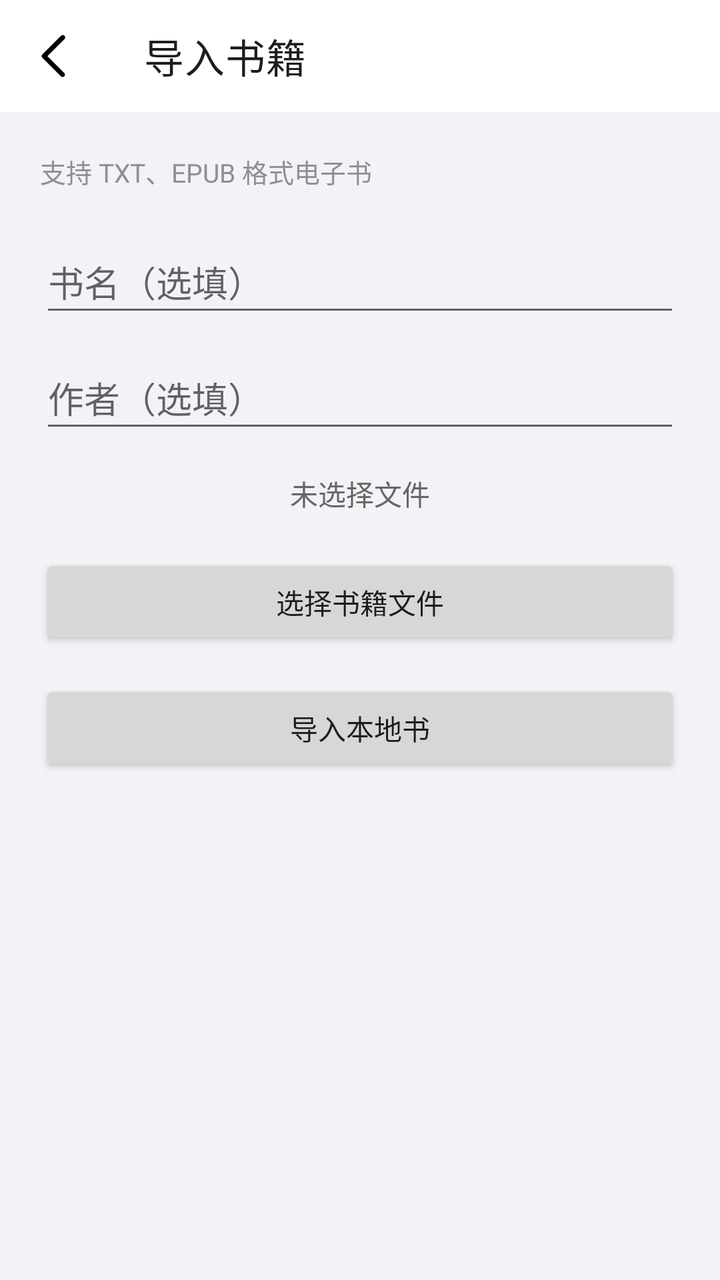
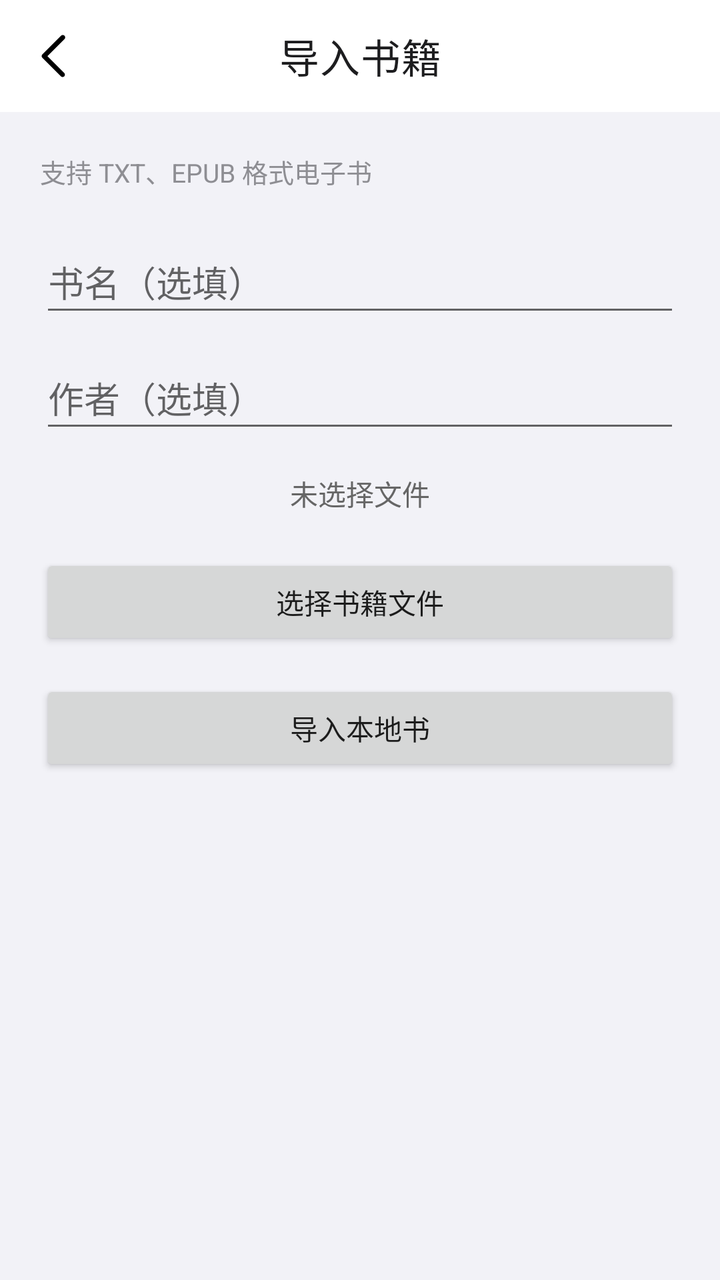

Screens rendered from an Android XML layout before and after an edit, with the pre-edit source and the edit as a unified diff.
<!-- AndroidManifest.xml: application theme Theme.MyApp -->
<!-- res/layout/activity_upload_book.xml -->
<?xml version="1.0" encoding="utf-8"?>
<LinearLayout xmlns:android="http://schemas.android.com/apk/res/android"
    xmlns:app="http://schemas.android.com/apk/res-auto"
    android:layout_width="match_parent"
    android:layout_height="match_parent"
    android:orientation="vertical"
    android:background="?android:attr/windowBackground">

    
    <androidx.appcompat.widget.Toolbar
        android:id="@+id/toolbar_back"
        android:layout_width="match_parent"
        android:layout_height="56dp"
        android:background="@color/ios_bg"
        app:navigationIcon="@drawable/ic_back_black"
        app:title="@string/btn_upload_book"
        app:titleTextColor="@color/ios_text_primary"/>
    <LinearLayout
        android:layout_width="match_parent"
        android:layout_height="wrap_content"
        android:orientation="vertical"
        android:padding="20dp">

        
        <TextView
            android:layout_width="match_parent"
            android:layout_height="wrap_content"
            android:text="支持 TXT、EPUB 格式电子书"
            android:textSize="13sp"
            android:textColor="#8E8E93"
            android:layout_marginBottom="20dp" />

        
        <EditText
            android:id="@+id/et_book_name"
            android:hint="@string/hint_book_name"
            android:layout_width="match_parent"
            android:layout_height="wrap_content"
            android:minHeight="48dp"
            android:inputType="textPersonName|textCapWords"
            android:autofillHints="@string/hint_book_name" />
        
        <EditText
            android:id="@+id/et_author"
            android:hint="@string/hint_author"
            android:layout_width="match_parent"
            android:layout_height="wrap_content"
            android:layout_marginTop="10dp"
            android:minHeight="48dp"
            android:inputType="textPersonName|textCapWords"
            android:autofillHints="@string/hint_author" />
        
        <TextView
            android:id="@+id/tv_file_name"
            android:layout_width="match_parent"
            android:layout_height="wrap_content"
            android:text="@string/tv_no_file_selected"
            android:layout_marginTop="15dp"
            android:textColor="@color/gray_666"
            android:gravity="center"/>
        
        <Button
            android:id="@+id/btn_select_file"
            android:text="@string/btn_select_file"
            android:layout_marginTop="20dp"
            android:layout_width="match_parent"
            android:layout_height="wrap_content"
            android:minHeight="48dp"/>
        
        <Button
            android:id="@+id/btn_submit"
            android:text="导入本地书"
            android:layout_marginTop="15dp"
            android:layout_width="match_parent"
            android:layout_height="wrap_content"
            android:minHeight="48dp" />
    </LinearLayout>
</LinearLayout>
<!-- resources referenced by this layout -->
<resources>
  <color name="gray_666">#666666</color>
  <color name="ios_bg">#FFFFFFFF</color>
  <color name="ios_text_primary">#FF1D1D1F</color>
  <!-- drawable ic_back_black (drawable) -->
  <vector android:height="24dp" android:viewportHeight="1024"
      android:viewportWidth="1024" android:width="24dp" xmlns:android="http://schemas.android.com/apk/res/android">
      <path android:fillColor="#FF000000" android:pathData="M328.6,515.6l364.3,-364.3c20.1,-20 20.1,-52.6 0,-72.6 -20,-20 -52.5,-20 -72.6,0L221,478c-20,20 -20,52.5 0,72.6 1.6,1.6 3.4,2.8 5.1,4.2 0.3,0.3 0.5,0.7 0.8,1l389.9,389.9c19.6,19.6 51.3,19.6 70.9,0s19.6,-51.3 0,-70.9L328.6,515.6z"/>
  </vector>
  <string name="btn_select_file">选择书籍文件</string>
  <string name="btn_upload_book">导入书籍</string>
  <string name="hint_author">作者（选填）</string>
  <string name="hint_book_name">书名（选填）</string>
  <string name="tv_no_file_selected">未选择文件</string>
  <color name="ios_blue">#FF007AFF</color>
  <color name="white">#FFFFFFFF</color>
  <style name="ThemeOverlay.MyApp.ActionBar.Light" parent="ThemeOverlay.AppCompat.ActionBar">
          <item name="android:windowBackground">@color/ios_bg</item>
          <item name="android:textColorPrimary">@color/ios_text_primary</item>
          <item name="android:textColorSecondary">@color/ios_text_secondary</item>
          <item name="actionBarWidgetTheme">@style/ThemeOverlay.MyApp.ActionBar.Widget</item>
      </style>
  <color name="ios_bg_grouped">#FFF2F2F7</color>
  <style name="ShapeAppearance.iOS.Small" parent="ShapeAppearance.MaterialComponents.SmallComponent">
          <item name="cornerFamily">rounded</item>
          <item name="cornerSize">10dp</item>
      </style>
  <style name="ShapeAppearance.iOS.Medium" parent="ShapeAppearance.MaterialComponents.MediumComponent">
          <item name="cornerFamily">rounded</item>
          <item name="cornerSize">12dp</item>
      </style>
  <style name="ShapeAppearance.iOS.Large" parent="ShapeAppearance.MaterialComponents.LargeComponent">
          <item name="cornerFamily">rounded</item>
          <item name="cornerSize">16dp</item>
      </style>
  <style name="Widget.MyApp.Button.iOS" parent="Widget.MaterialComponents.Button">
          <item name="cornerRadius">10dp</item>
          <item name="backgroundTint">@color/ios_blue</item>
          <item name="android:textColor">@color/white</item>
          <item name="elevation">0dp</item>
          <item name="android:textSize">17sp</item>
          <item name="android:textStyle">bold</item>
          <item name="android:letterSpacing">0.01</item>
      </style>
  <style name="Widget.MyApp.CardView.iOS" parent="Widget.MaterialComponents.CardView">
          <item name="cardBackgroundColor">@color/ios_card_bg</item>
          <item name="cardCornerRadius">12dp</item>
          <item name="cardElevation">1dp</item>
          <item name="strokeWidth">0dp</item>
      </style>
  <color name="ios_tab_bar">#F0F9F9F9</color>
  <color name="ios_text_tertiary">#FFC7C7CC</color>
  <color name="ios_separator">#FFE5E5EA</color>
  <color name="ios_text_secondary">#FF8E8E93</color>
  <style name="ThemeOverlay.MyApp.ActionBar.Widget" parent="ThemeOverlay.AppCompat.Light">
          <item name="colorControlNormal">@color/ios_text_primary</item>
      </style>
  <color name="ios_card_bg">#FFFFFFFF</color>
  <!-- unchanged entries left out for length: 1 -->
</resources>

<!-- the commit's change to res/layout/activity_upload_book.xml (unified diff, before → after) -->
@@ -7,13 +7,14 @@
     android:background="?android:attr/windowBackground">
 
     
-    <androidx.appcompat.widget.Toolbar
+    <com.google.android.material.appbar.MaterialToolbar
         android:id="@+id/toolbar_back"
         android:layout_width="match_parent"
         android:layout_height="56dp"
         android:background="@color/ios_bg"
         app:navigationIcon="@drawable/ic_back_black"
         app:title="@string/btn_upload_book"
+        app:titleCentered="true"
         app:titleTextColor="@color/ios_text_primary"/>
     <LinearLayout
         android:layout_width="match_parent"
